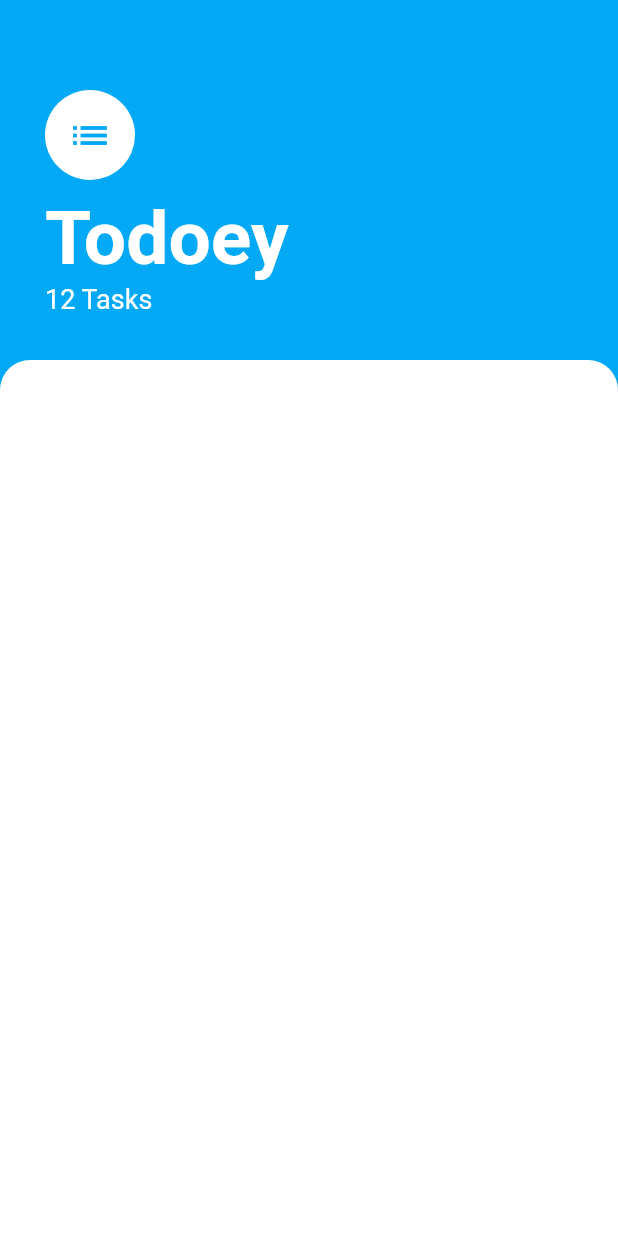
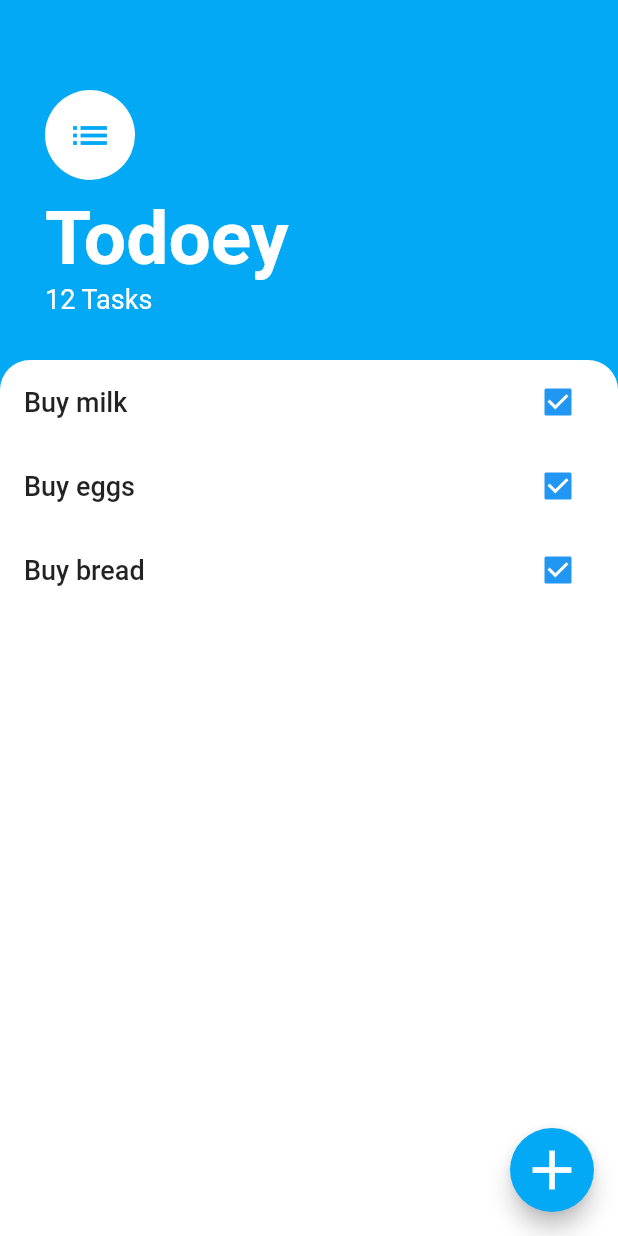
Before and after one commit to robence/flutter_todoey, a Flutter app: the screen it shows after launch, on a phone screen of 412 x 824 dp. Run offline on Flutter 3.47's test engine with Material 2 defaults, Android fonts, the phone set to English and light mode, and no system bars.

Commit message:
create task card

```diff
--- a/lib/screens/task_screen.dart
+++ b/lib/screens/task_screen.dart
@@ -7,6 +7,14 @@ class TaskScreen extends StatelessWidget {
   Widget build(BuildContext context) {
     return Scaffold(
       backgroundColor: Colors.lightBlue,
+      floatingActionButton: FloatingActionButton(
+        backgroundColor: Colors.lightBlue,
+        onPressed: () {},
+        child: const Icon(
+          Icons.add,
+          size: 44.0,
+        ),
+      ),
       body: Column(
         crossAxisAlignment: CrossAxisAlignment.start,
         children: [
@@ -45,7 +53,21 @@ class TaskScreen extends StatelessWidget {
               ],
             ),
           ),
-          Expanded(
+          const TaskCard()
+        ],
+      ),
+    );
+  }
+}
+
+class TaskCard extends StatelessWidget {
+  const TaskCard({Key? key}) : super(key: key);
+
+  @override
+  Widget build(BuildContext context) {
+    final tasks = List.of(['Buy milk', 'Buy eggs', 'Buy bread']);
+
+    return Expanded(
       child: Container(
         decoration: const BoxDecoration(
           color: Colors.white,
@@ -54,9 +76,24 @@ class TaskScreen extends StatelessWidget {
             topRight: Radius.circular(20.0),
           ),
         ),
+        child: ListView.builder(
+          itemCount: tasks.length,
+          itemBuilder: (context, index) {
+            return ListTile(
+              title: Text(
+                tasks[index],
+                style: const TextStyle(
+                  fontWeight: FontWeight.w500,
+                  fontSize: 18,
                 ),
               ),
-        ],
+              trailing: Checkbox(
+                value: true,
+                onChanged: (value) {},
+              ),
+            );
+          },
+        ),
       ),
     );
   }
```
Lines whose indentation alone changed are shown as unchanged.
